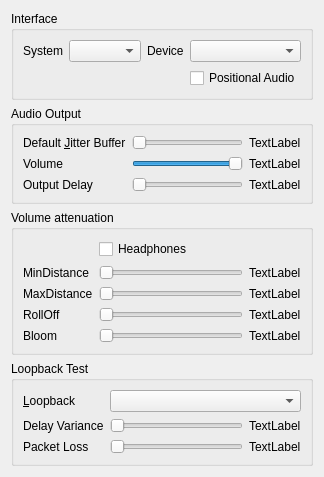
mumble-voip/mumble, file src/mumble/AudioOutput.ui: the form before one commit.
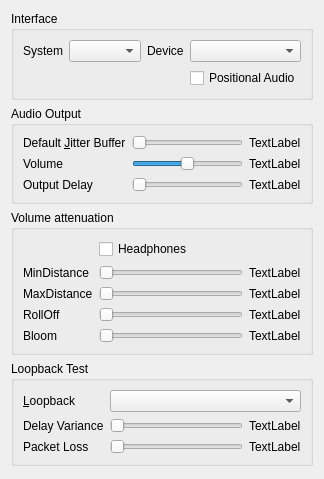
The form after the commit.

Commit message: Allow boosting volume to 200% (with warning about it's quality).

What changed in the file:
```diff
--- a/src/mumble/AudioOutput.ui
+++ b/src/mumble/AudioOutput.ui
@@ -6,7 +6,7 @@
     <x>0</x>
     <y>0</y>
     <width>317</width>
-    <height>477</height>
+    <height>479</height>
    </rect>
   </property>
   <property name="windowTitle" >
@@ -170,7 +170,7 @@
          <number>0</number>
         </property>
         <property name="maximum" >
-         <number>100</number>
+         <number>200</number>
         </property>
         <property name="value" >
          <number>100</number>
```
Left out of the diff: 6 changed lines with no effect on the pictures. The commit also changes 2 other files.
